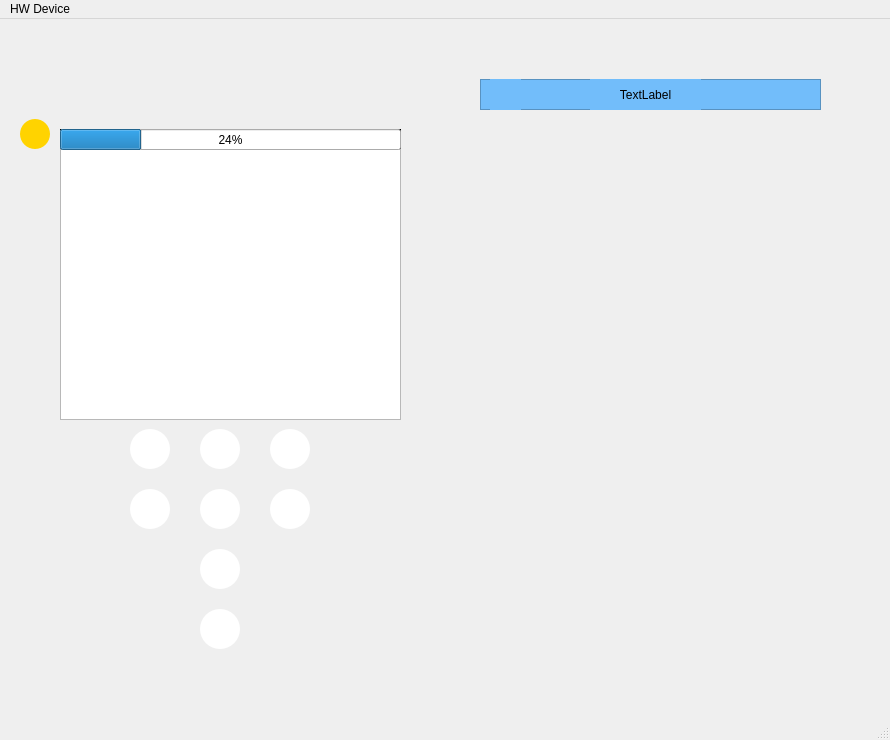
This is Team13-HeartWave/mainwindow.ui in bradyhoard/Team13-HeartWave as Qt 5 draws it before an edit. The edited form follows.
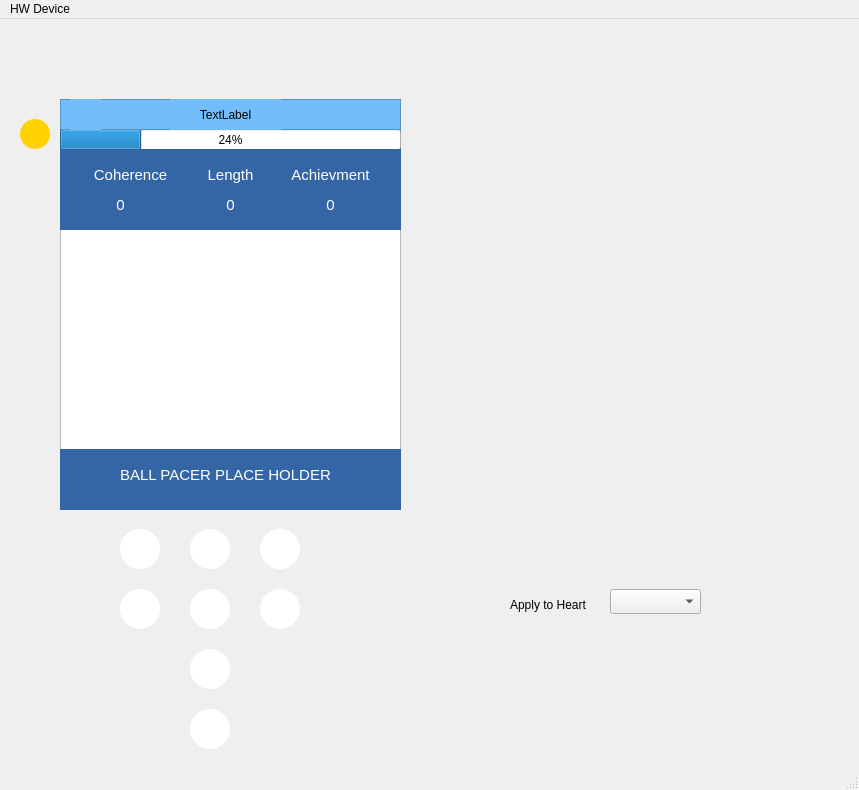
This is the edited form. Icons and pictures are not drawn. Custom widgets are drawn as their Qt base class.

```diff
--- a/Team13-HeartWave/mainwindow.ui
+++ b/Team13-HeartWave/mainwindow.ui
@@ -6,8 +6,8 @@
    <rect>
     <x>0</x>
     <y>0</y>
-    <width>890</width>
-    <height>740</height>
+    <width>859</width>
+    <height>790</height>
    </rect>
   </property>
   <property name="windowTitle">
@@ -20,15 +20,15 @@
       <x>60</x>
       <y>130</y>
       <width>341</width>
-      <height>271</height>
+      <height>361</height>
      </rect>
     </property>
    </widget>
    <widget class="QPushButton" name="upButton">
     <property name="geometry">
      <rect>
-      <x>200</x>
-      <y>410</y>
+      <x>190</x>
+      <y>510</y>
       <width>40</width>
       <height>40</height>
      </rect>
@@ -63,8 +63,8 @@
    <widget class="QPushButton" name="downButton">
     <property name="geometry">
      <rect>
-      <x>200</x>
-      <y>530</y>
+      <x>190</x>
+      <y>630</y>
       <width>40</width>
       <height>40</height>
      </rect>
@@ -99,8 +99,8 @@
    <widget class="QPushButton" name="leftButton">
     <property name="geometry">
      <rect>
-      <x>270</x>
-      <y>470</y>
+      <x>260</x>
+      <y>570</y>
       <width>40</width>
       <height>40</height>
      </rect>
@@ -135,8 +135,8 @@
    <widget class="QPushButton" name="rightButton">
     <property name="geometry">
      <rect>
-      <x>130</x>
-      <y>470</y>
+      <x>120</x>
+      <y>570</y>
       <width>40</width>
       <height>40</height>
      </rect>
@@ -171,8 +171,8 @@
    <widget class="QPushButton" name="backButton">
     <property name="geometry">
      <rect>
-      <x>130</x>
-      <y>410</y>
+      <x>120</x>
+      <y>510</y>
       <width>40</width>
       <height>40</height>
      </rect>
@@ -207,8 +207,8 @@
    <widget class="QPushButton" name="menuButton">
     <property name="geometry">
      <rect>
-      <x>270</x>
-      <y>410</y>
+      <x>260</x>
+      <y>510</y>
       <width>40</width>
       <height>40</height>
      </rect>
@@ -243,8 +243,8 @@
    <widget class="QPushButton" name="okButton">
     <property name="geometry">
      <rect>
-      <x>200</x>
-      <y>470</y>
+      <x>190</x>
+      <y>570</y>
       <width>40</width>
       <height>40</height>
      </rect>
@@ -279,8 +279,8 @@
    <widget class="QPushButton" name="powerButton">
     <property name="geometry">
      <rect>
-      <x>200</x>
-      <y>590</y>
+      <x>190</x>
+      <y>690</y>
       <width>40</width>
       <height>40</height>
      </rect>
@@ -316,9 +316,9 @@
     <property name="geometry">
      <rect>
       <x>60</x>
-      <y>110</y>
+      <y>80</y>
       <width>341</width>
-      <height>291</height>
+      <height>411</height>
      </rect>
     </property>
     <property name="styleSheet">
@@ -395,21 +395,21 @@
    <widget class="QCustomPlot" name="customPlot" native="true">
     <property name="geometry">
      <rect>
-      <x>470</x>
+      <x>60</x>
       <y>210</y>
       <width>341</width>
-      <height>181</height>
+      <height>221</height>
      </rect>
     </property>
    </widget>
-   <widget class="QFrame" name="frame">
+   <widget class="QFrame" name="menuFrame">
     <property name="enabled">
      <bool>true</bool>
     </property>
     <property name="geometry">
      <rect>
-      <x>480</x>
-      <y>60</y>
+      <x>60</x>
+      <y>80</y>
       <width>341</width>
       <height>31</height>
      </rect>
@@ -456,6 +456,204 @@
      </property>
     </widget>
    </widget>
+   <widget class="QWidget" name="parametersViewWidget" native="true">
+    <property name="geometry">
+     <rect>
+      <x>60</x>
+      <y>130</y>
+      <width>341</width>
+      <height>81</height>
+     </rect>
+    </property>
+    <property name="styleSheet">
+     <string notr="true">background-color: rgb(52, 101, 164);
+color: rgb(255, 255, 255);</string>
+    </property>
+    <widget class="QLabel" name="label">
+     <property name="geometry">
+      <rect>
+       <x>20</x>
+       <y>10</y>
+       <width>101</width>
+       <height>31</height>
+      </rect>
+     </property>
+     <property name="font">
+      <font>
+       <pointsize>11</pointsize>
+      </font>
+     </property>
+     <property name="text">
+      <string>Coherence</string>
+     </property>
+     <property name="alignment">
+      <set>Qt::AlignCenter</set>
+     </property>
+    </widget>
+    <widget class="QLabel" name="label_3">
+     <property name="geometry">
+      <rect>
+       <x>140</x>
+       <y>10</y>
+       <width>61</width>
+       <height>31</height>
+      </rect>
+     </property>
+     <property name="font">
+      <font>
+       <pointsize>11</pointsize>
+      </font>
+     </property>
+     <property name="text">
+      <string>Length</string>
+     </property>
+     <property name="alignment">
+      <set>Qt::AlignCenter</set>
+     </property>
+    </widget>
+    <widget class="QLabel" name="label_2">
+     <property name="geometry">
+      <rect>
+       <x>230</x>
+       <y>10</y>
+       <width>81</width>
+       <height>31</height>
+      </rect>
+     </property>
+     <property name="font">
+      <font>
+       <pointsize>11</pointsize>
+      </font>
+     </property>
+     <property name="text">
+      <string>Achievment</string>
+     </property>
+     <property name="alignment">
+      <set>Qt::AlignCenter</set>
+     </property>
+    </widget>
+    <widget class="QLabel" name="coherenceLabel">
+     <property name="geometry">
+      <rect>
+       <x>30</x>
+       <y>40</y>
+       <width>61</width>
+       <height>31</height>
+      </rect>
+     </property>
+     <property name="font">
+      <font>
+       <pointsize>11</pointsize>
+      </font>
+     </property>
+     <property name="text">
+      <string>0</string>
+     </property>
+     <property name="alignment">
+      <set>Qt::AlignCenter</set>
+     </property>
+    </widget>
+    <widget class="QLabel" name="lengthLabel">
+     <property name="geometry">
+      <rect>
+       <x>140</x>
+       <y>40</y>
+       <width>61</width>
+       <height>31</height>
+      </rect>
+     </property>
+     <property name="font">
+      <font>
+       <pointsize>11</pointsize>
+      </font>
+     </property>
+     <property name="text">
+      <string>0</string>
+     </property>
+     <property name="alignment">
+      <set>Qt::AlignCenter</set>
+     </property>
+    </widget>
+    <widget class="QLabel" name="achievmentLabel">
+     <property name="geometry">
+      <rect>
+       <x>240</x>
+       <y>40</y>
+       <width>61</width>
+       <height>31</height>
+      </rect>
+     </property>
+     <property name="font">
+      <font>
+       <pointsize>11</pointsize>
+      </font>
+     </property>
+     <property name="text">
+      <string>0</string>
+     </property>
+     <property name="alignment">
+      <set>Qt::AlignCenter</set>
+     </property>
+    </widget>
+   </widget>
+   <widget class="QComboBox" name="applyToHeartBox">
+    <property name="geometry">
+     <rect>
+      <x>610</x>
+      <y>570</y>
+      <width>91</width>
+      <height>25</height>
+     </rect>
+    </property>
+   </widget>
+   <widget class="QLabel" name="label_4">
+    <property name="geometry">
+     <rect>
+      <x>510</x>
+      <y>570</y>
+      <width>101</width>
+      <height>31</height>
+     </rect>
+    </property>
+    <property name="text">
+     <string>Apply to Heart</string>
+    </property>
+   </widget>
+   <widget class="QWidget" name="ballPacerPlaceHold" native="true">
+    <property name="geometry">
+     <rect>
+      <x>60</x>
+      <y>430</y>
+      <width>341</width>
+      <height>61</height>
+     </rect>
+    </property>
+    <property name="styleSheet">
+     <string notr="true">background-color: rgb(52, 101, 164);
+color: rgb(255, 255, 255);</string>
+    </property>
+    <widget class="QLabel" name="label_5">
+     <property name="geometry">
+      <rect>
+       <x>50</x>
+       <y>10</y>
+       <width>231</width>
+       <height>31</height>
+      </rect>
+     </property>
+     <property name="font">
+      <font>
+       <pointsize>11</pointsize>
+      </font>
+     </property>
+     <property name="text">
+      <string>BALL PACER PLACE HOLDER</string>
+     </property>
+     <property name="alignment">
+      <set>Qt::AlignCenter</set>
+     </property>
+    </widget>
+   </widget>
    <zorder>powerOffView</zorder>
    <zorder>mainList</zorder>
    <zorder>upButton</zorder>
@@ -469,14 +667,18 @@
    <zorder>chargeDevice</zorder>
    <zorder>batteryProgress</zorder>
    <zorder>customPlot</zorder>
-   <zorder>frame</zorder>
+   <zorder>menuFrame</zorder>
+   <zorder>parametersViewWidget</zorder>
+   <zorder>applyToHeartBox</zorder>
+   <zorder>label_4</zorder>
+   <zorder>ballPacerPlaceHold</zorder>
   </widget>
   <widget class="QMenuBar" name="menubar">
    <property name="geometry">
     <rect>
      <x>0</x>
      <y>0</y>
-     <width>890</width>
+     <width>859</width>
      <height>22</height>
     </rect>
    </property>
```
